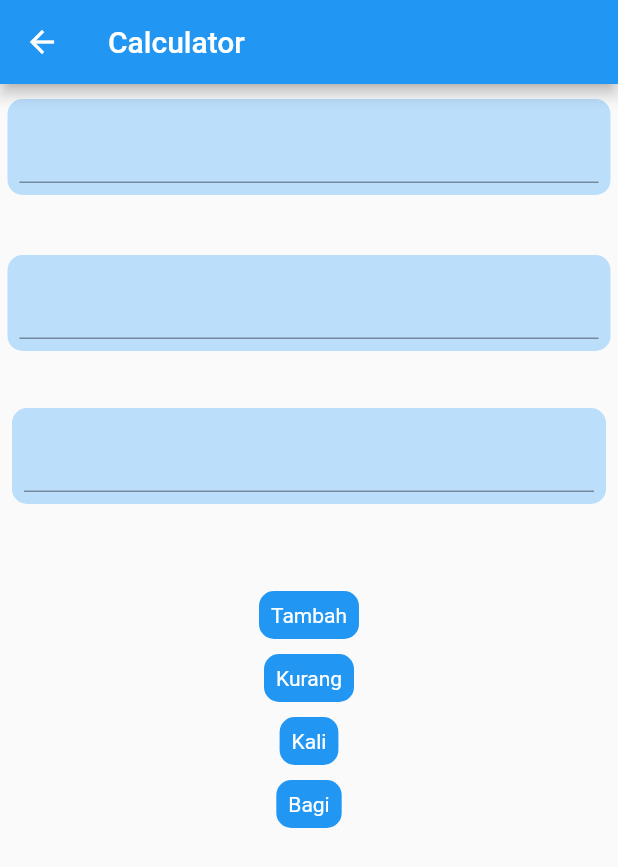
After one commit to setiyawt/flutter-farmerApp, a Flutter app: the Kalkulator screen opened directly, after a tap on "Tambah", on a phone screen of 412 x 824 dp. The commit adds this screen. Shown: the top 867 px of the screen. Run offline on Flutter 3.47's test engine with Material 2 defaults, Android fonts, the phone set to English and light mode, and no system bars.

Commit message:
tambah kalkulator

```diff
--- a/lib/ui/home.dart
+++ b/lib/ui/home.dart
@@ -1,3 +1,4 @@
+import 'package:farmer_app/ui/kalkulator.dart';
 import 'package:flutter/material.dart';
 import 'package:farmer_app/ui/login.dart';
 
@@ -118,12 +119,22 @@ class _HomeState extends State<Home> {
             Padding(
               padding: EdgeInsets.all(10.0),
               child: Row(children: [
-                Text(
-                  'Your Greenhouse',
-                  style: TextStyle(
-                    fontSize: 14,
-                    fontWeight: FontWeight.bold,
-                    color: Color(0xFFFFDE59),
+                TextButton(
+                  onPressed: () {
+                    Navigator.push(
+                      context,
+                      MaterialPageRoute(
+                        builder: (context) => Kalkulator(),
+                      ),
+                    );
+                  },
+                  child: Text(
+                    'Calculator',
+                    style: TextStyle(
+                      fontSize: 14,
+                      fontWeight: FontWeight.bold,
+                      color: Color(0xFFFFDE59),
+                    ),
                   ),
                 ),
                 SizedBox(width: 115),
--- /dev/null
+++ b/lib/ui/kalkulator.dart
@@ -0,0 +1,190 @@
+import 'package:flutter/material.dart';
+
+class Kalkulator extends StatefulWidget {
+  const Kalkulator({super.key});
+
+  @override
+  State<Kalkulator> createState() => _KalkulatorState();
+}
+
+class _KalkulatorState extends State<Kalkulator> {
+  TextEditingController angka1 = TextEditingController();
+  TextEditingController angka2 = TextEditingController();
+  TextEditingController hasil = TextEditingController();
+
+  double dataAngka1 = 0;
+  double dataAngka2 = 0;
+  double dataHasil = 0;
+
+  @override
+  Widget build(BuildContext context) {
+    return Scaffold(
+      appBar: AppBar(
+        title: Text("Calculator"),
+      ),
+      body: ListView(
+        children: [
+          Padding(
+            padding:
+                const EdgeInsets.only(top: 10, bottom: 10, left: 5, right: 5),
+            child: Container(
+              decoration: BoxDecoration(
+                  borderRadius: BorderRadius.circular(10),
+                  color: Colors.blue[100]),
+              child: Padding(
+                padding: const EdgeInsets.all(8.0),
+                child: TextField(
+                  controller: angka1,
+                  keyboardType: TextInputType.number,
+                ),
+              ),
+            ),
+          ),
+          SizedBox(
+            height: 20,
+          ),
+          Padding(
+            padding:
+                const EdgeInsets.only(top: 10, bottom: 10, left: 5, right: 5),
+            child: Container(
+              decoration: BoxDecoration(
+                  borderRadius: BorderRadius.circular(10),
+                  color: Colors.blue[100]),
+              child: Padding(
+                padding: const EdgeInsets.all(8.0),
+                child: TextField(
+                  controller: angka2,
+                  keyboardType: TextInputType.number,
+                ),
+              ),
+            ),
+          ),
+          SizedBox(
+            height: 20,
+          ),
+          Padding(
+            padding: const EdgeInsets.all(8.0),
+            child: Container(
+              decoration: BoxDecoration(
+                  borderRadius: BorderRadius.circular(10),
+                  color: Colors.blue[100]),
+              child: Padding(
+                padding: const EdgeInsets.all(8.0),
+                child: TextField(
+                  controller: hasil,
+                  keyboardType: TextInputType.number,
+                  readOnly: true, //biar ga bisa diubah nilainya
+                ),
+              ),
+            ),
+          ),
+          SizedBox(
+            height: 50,
+          ),
+          Container(
+            height: MediaQuery.of(context).size.height / 2,
+            child: Column(children: [
+              GestureDetector(
+                onTap: () {
+                  setState(() {
+                    parsing();
+                    dataHasil = dataAngka1 + dataAngka2;
+                    hasil.text = dataHasil.toString();
+                  });
+                },
+                child: Container(
+                  decoration: BoxDecoration(
+                      color: Colors.blue,
+                      borderRadius: BorderRadius.circular(10)),
+                  child: Padding(
+                    padding: const EdgeInsets.all(8.0),
+                    child: Text(
+                      "Tambah",
+                      style: TextStyle(color: Colors.white),
+                    ),
+                  ),
+                ),
+              ),
+              SizedBox(
+                height: 10,
+              ),
+              GestureDetector(
+                onTap: () {
+                  setState(() {
+                    parsing();
+                    dataHasil = dataAngka1 - dataAngka2;
+                    hasil.text = dataHasil.toString();
+                  });
+                },
+                child: Container(
+                  decoration: BoxDecoration(
+                      color: Colors.blue,
+                      borderRadius: BorderRadius.circular(10)),
+                  child: Padding(
+                    padding: const EdgeInsets.all(8.0),
+                    child: Text(
+                      "Kurang",
+                      style: TextStyle(color: Colors.white),
+                    ),
+                  ),
+                ),
+              ),
+              SizedBox(
+                height: 10,
+              ),
+              GestureDetector(
+                onTap: () {
+                  setState(() {
+                    parsing();
+                    dataHasil = dataAngka1 * dataAngka2;
+                    hasil.text = dataHasil.toString();
+                  });
+                },
+                child: Container(
+                  decoration: BoxDecoration(
+                      color: Colors.blue,
+                      borderRadius: BorderRadius.circular(10)),
+                  child: Padding(
+                    padding: const EdgeInsets.all(8.0),
+                    child: Text(
+                      "Kali",
+                      style: TextStyle(color: Colors.white),
+                    ),
+                  ),
+                ),
+              ),
+              SizedBox(
+                height: 10,
+              ),
+              GestureDetector(
+                onTap: () {
+                  parsing();
+                  dataHasil = dataAngka1 / dataAngka2;
+                  hasil.text = dataHasil.toString();
+                },
+                child: Container(
+                  decoration: BoxDecoration(
+                      color: Colors.blue,
+                      borderRadius: BorderRadius.circular(10)),
+                  child: Padding(
+                    padding: const EdgeInsets.all(8.0),
+                    child: Text(
+                      "Bagi",
+                      style: TextStyle(color: Colors.white),
+                    ),
+                  ),
+                ),
+              ),
+            ]),
+          ),
+        ],
+      ),
+    );
+  }
+
+  void parsing() {
+    dataAngka1 = double.parse(angka1
+        .text); //mengambil angka1 yang bertipe integer lalu dibuah ke double
+    dataAngka2 = double.parse(angka2.text);
+  }
+}
```
